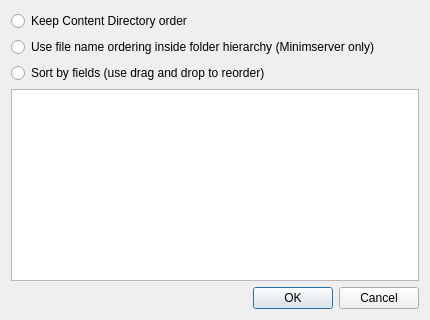
First picture: the form in GUI/prefs/sortprefs.ui, repository rbg2024/upplay, before the edit.
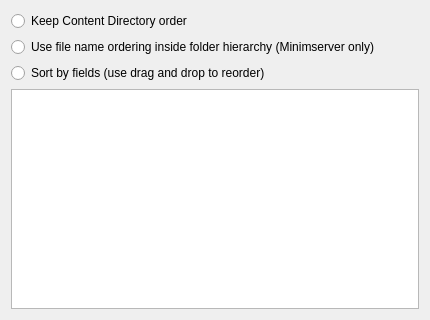
Second picture: the form after the edit.

```diff
--- a/GUI/prefs/sortprefs.ui
+++ b/GUI/prefs/sortprefs.ui
@@ -1,7 +1,7 @@
 <?xml version="1.0" encoding="UTF-8"?>
 <ui version="4.0">
- <class>SortprefsDLG</class>
- <widget class="QDialog" name="SortprefsDLG">
+ <class>SortprefsW</class>
+ <widget class="QWidget" name="SortprefsW">
   <property name="geometry">
    <rect>
     <x>0</x>
@@ -42,16 +42,6 @@
      </item>
     </layout>
    </item>
-   <item>
-    <widget class="QDialogButtonBox" name="buttonBox">
-     <property name="orientation">
-      <enum>Qt::Horizontal</enum>
-     </property>
-     <property name="standardButtons">
-      <set>QDialogButtonBox::Cancel|QDialogButtonBox::Ok</set>
-     </property>
-    </widget>
-   </item>
   </layout>
  </widget>
  <resources/>
```
Left out of the diff: 34 changed lines with no effect on the pictures.
